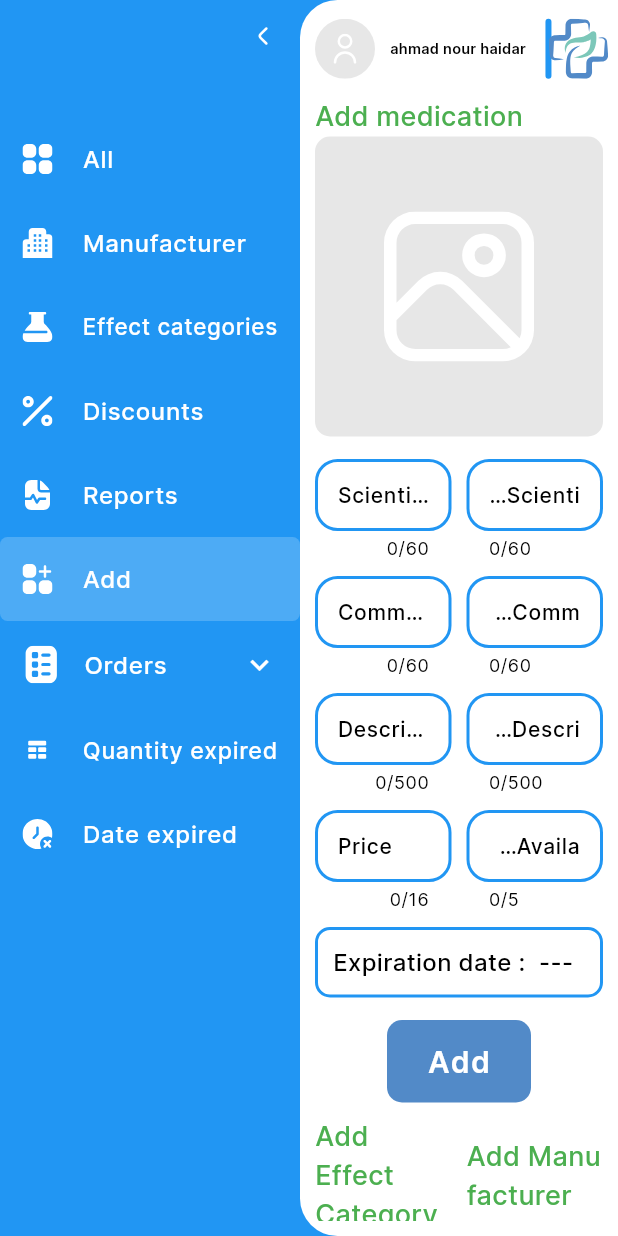
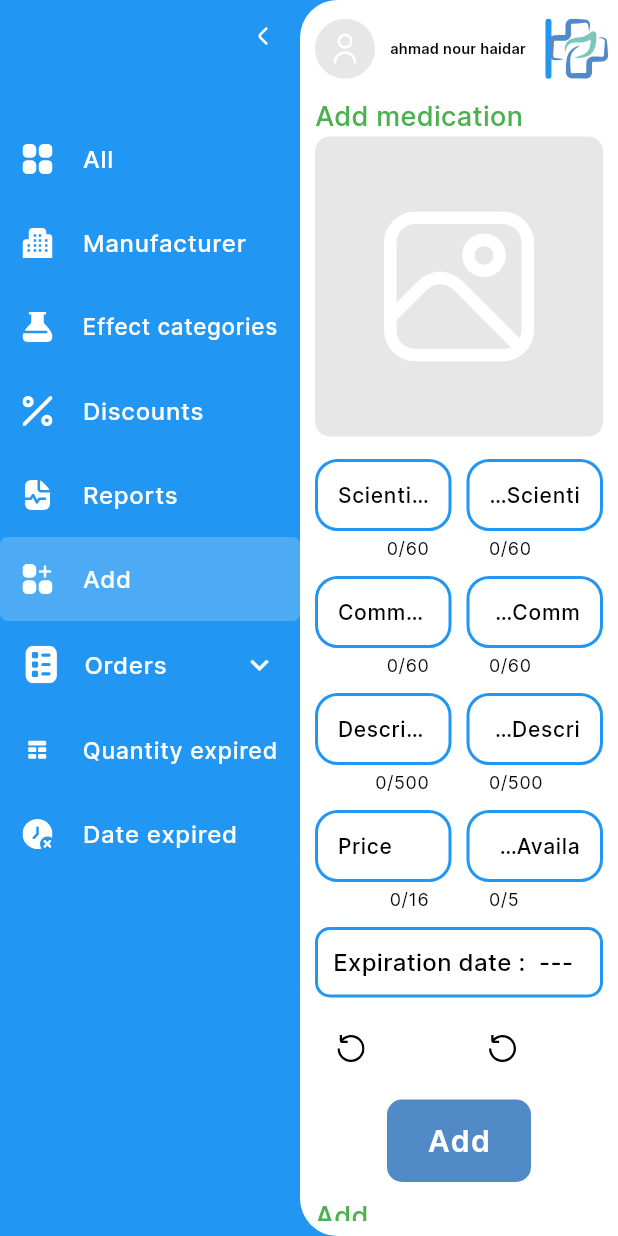
Before and after one commit to Ahmad-Nour-Haidar/pharmageddon-web, a Flutter app: the screen it shows after launch, after a tap on an icon or button, on a phone screen of 412 x 824 dp. Run offline on Flutter 3.47's test engine with Material 3 defaults, Android fonts, the phone set to English and light mode, and no system bars; drawn by our look-alikes of cached_network_image; our stand-ins replace auto_size_text, awesome_dialog, dartz, dio, flutter_bloc, flutter_otp_text_field and 11 more; accounts and stored records are empty; network calls fail; project files that could hold a hidden picture were left out.

Commit message:
add CustomMenu

```diff
--- a/lib/controllers/add_cubit/add_cubit.dart
+++ b/lib/controllers/add_cubit/add_cubit.dart
@@ -1,15 +1,19 @@
 import 'package:flutter/cupertino.dart';
 import 'package:flutter_bloc/flutter_bloc.dart';
 import 'package:pharmageddon_web/controllers/add_cubit/add_state.dart';
+import 'package:pharmageddon_web/core/functions/functions.dart';
 import 'package:pharmageddon_web/core/services/dependency_injection.dart';
 import 'package:pharmageddon_web/data/remote/effect_categories_data.dart';
 import 'package:pharmageddon_web/data/remote/manufacturer_data.dart';
 import 'package:pharmageddon_web/data/remote/medications_data.dart';
 import 'package:pharmageddon_web/model/effect_category_model.dart';
 import 'package:pharmageddon_web/model/manufacturer_model.dart';
+import 'package:pharmageddon_web/print.dart';
 
 import '../../core/constant/app_keys_request.dart';
 import '../../core/constant/app_link.dart';
+import '../../view/widgets/custom_menu.dart';
+import '../../view/widgets/medication/medication_input_form.dart';
 
 class AddCubit extends Cubit<AddState> {
   AddCubit() : super(AddInitialState());
@@ -28,12 +32,33 @@ class AddCubit extends Cubit<AddState> {
     emit(state);
   }
 
+  List<PopupMenuItemModel> get manufacturersData {
+    return List.generate(
+      manufacturers.length,
+      (index) => PopupMenuItemModel(
+        getManufacturerName(manufacturers[index], split: false),
+        manufacturers[index].id.toString(),
+      ),
+    );
+  }
+
+  List<PopupMenuItemModel> get effectCategoriesData {
+    return List.generate(
+      effectCategories.length,
+      (index) => PopupMenuItemModel(
+        getEffectCategoryModelName(effectCategories[index], split: false),
+        effectCategories[index].id.toString(),
+      ),
+    );
+  }
+
   void initial() {
     getDataEffectCategory();
     getDataManufacturer();
   }
 
-  Future<void> getDataEffectCategory() async {
+  Future<void> getDataEffectCategory({bool forceGet = false}) async {
+    if (effectCategories.isNotEmpty && !forceGet) return;
     _update(AddEffectCategoryLoadingState());
     _effectCategoryRemoteData
         .getEffectsCategories(
@@ -43,7 +68,7 @@ class AddCubit extends Cubit<AddState> {
       response.fold((l) {
         _update(AddFailureState(l));
       }, (r) {
-        // printme.printFullText(r);
+        printme.printFullText(r);
         final status = r[AppRKeys.status];
         if (status == 200) {
           final List temp = r[AppRKeys.data][AppRKeys.effect_categories];
@@ -51,12 +76,14 @@ class AddCubit extends Cubit<AddState> {
           effectCategories
               .addAll(temp.map((e) => EffectCategoryModel.fromJson(e)));
         }
+        printme.red(effectCategories.length);
         _update(AddGetEffectCategorySuccessState());
       });
     }).catchError((e) {});
   }
 
-  Future<void> getDataManufacturer() async {
+  Future<void> getDataManufacturer({bool forceGet = false}) async {
+    if (manufacturers.isNotEmpty && !forceGet) return;
     _update(AddGetManufacturerLoadingState());
     _manufacturerRemoteData
         .getManufacturers(
--- a/lib/core/services/dependency_injection.dart
+++ b/lib/core/services/dependency_injection.dart
@@ -62,8 +62,8 @@ class AppInjection {
     getIt.registerLazySingleton(() => ManufacturerCubit());
     getIt.registerLazySingleton(() => EffectCategoryCubit());
     getIt.registerLazySingleton(() => MedicationCubit());
+    getIt.registerLazySingleton(() => AddCubit());
     getIt.registerFactory(() => ReportsCubit());
-    getIt.registerFactory(() => AddCubit());
 
     /// data
     getIt.registerLazySingleton(() => MedicationsRemoteData());
--- a/lib/main.dart
+++ b/lib/main.dart
@@ -6,6 +6,7 @@ import 'package:pharmageddon_web/controllers/home_cubit/home_cubit.dart';
 import 'package:pharmageddon_web/controllers/search_cubit/search_cubit.dart';
 import 'package:pharmageddon_web/model/user_model.dart';
 import 'package:pharmageddon_web/routes.dart';
+import 'controllers/add_cubit/add_cubit.dart';
 import 'controllers/local_controller.dart';
 import 'controllers/manufacturer_cubit/manufacturer_cubit.dart';
 import 'controllers/medication_cubit/medication_cubit.dart';
@@ -59,6 +60,9 @@ class MyApp extends StatelessWidget {
         BlocProvider<EffectCategoryCubit>(
           create: (context) => AppInjection.getIt<EffectCategoryCubit>(),
         ),
+        BlocProvider<AddCubit>(
+          create: (context) => AppInjection.getIt<AddCubit>(),
+        ),
       ],
       child: GetMaterialApp(
         debugShowCheckedModeBanner: false,
--- a/lib/view/screens/add_screen.dart
+++ b/lib/view/screens/add_screen.dart
@@ -17,12 +17,11 @@ class AddScreen extends StatelessWidget {
 
   @override
   Widget build(BuildContext context) {
-    return BlocProvider(
-      create: (context) => AppInjection.getIt<AddCubit>(),
-      child: BlocConsumer<AddCubit, AddState>(
+    final cubit = AddCubit.get(context);
+    cubit.initial();
+    return BlocConsumer<AddCubit, AddState>(
       listener: (context, state) {},
       builder: (context, state) {
-          final cubit = AddCubit.get(context);
         return ListView(
           padding: AppPadding.zero,
           children: [
@@ -31,6 +30,8 @@ class AddScreen extends StatelessWidget {
               physics: const NeverScrollableScrollPhysics(),
               onTapButton: (data, file) {},
               isLoading: false,
+              chooseEffectCategory: true,
+              chooseManufacturer: true,
             ),
             Row(
               children: [
@@ -75,7 +76,6 @@ class AddScreen extends StatelessWidget {
           ],
         );
       },
-      ),
     );
   }
 }
--- /dev/null
+++ b/lib/view/widgets/custom_menu.dart
@@ -0,0 +1,105 @@
+
+
+import 'package:flutter/material.dart';
+import 'package:pharmageddon_web/view/widgets/svg_image.dart';
+
+import '../../core/constant/app_color.dart';
+import '../../core/constant/app_padding.dart';
+import '../../core/constant/app_svg.dart';
+
+class PopupMenuItemModel {
+  final String title, value;
+
+  PopupMenuItemModel(this.title, this.value);
+}
+
+class CustomMenu extends StatefulWidget {
+  const CustomMenu({
+    super.key,
+    required this.title,
+    required this.data,
+    required this.onChange,
+    required this.onTapReload,
+  });
+
+  final List<PopupMenuItemModel> data;
+  final String title;
+  final void Function(String value) onChange;
+  final void Function() onTapReload;
+
+  @override
+  State<CustomMenu> createState() => _CustomMenuState();
+}
+
+class _CustomMenuState extends State<CustomMenu> {
+  var _value = '';
+
+  @override
+  void initState() {
+    initial();
+    super.initState();
+  }
+
+  @override
+  void didUpdateWidget(covariant CustomMenu oldWidget) {
+    initial();
+    super.didUpdateWidget(oldWidget);
+  }
+
+  void initial() {
+    if (widget.data.isEmpty) return;
+    _value = widget.data[0].value;
+    widget.onChange(_value);
+  }
+
+  void onSelected(String value) {
+    setState(() {
+      _value = value;
+    });
+    widget.onChange(_value);
+  }
+
+  String get title {
+    if (widget.data.isEmpty) return '';
+    return widget.data.firstWhere((element) => element.value == _value).title;
+  }
+
+  @override
+  Widget build(BuildContext context) {
+    return Row(
+      children: [
+        if (widget.data.isNotEmpty)
+          Expanded(
+            child: ListTile(
+              contentPadding: AppPadding.zero,
+              title: Text('${widget.title} : $title'),
+              trailing: PopupMenuButton(
+                constraints:
+                const BoxConstraints(maxHeight: 220, maxWidth: 180),
+                itemBuilder: (context) {
+                  return List.generate(
+                    widget.data.length,
+                        (index) => PopupMenuItem(
+                      value: widget.data[index].value,
+                      child: Text(widget.data[index].title),
+                    ),
+                  );
+                },
+                onSelected: onSelected,
+              ),
+            ),
+          ),
+        IconButton(
+          onPressed: widget.onTapReload,
+          icon: const Align(
+            child: SvgImage(
+              path: AppSvg.rotateLeft,
+              color: AppColor.black,
+              size: 18,
+            ),
+          ),
+        ),
+      ],
+    );
+  }
+}
--- a/lib/view/widgets/medication/medication_input_form.dart
+++ b/lib/view/widgets/medication/medication_input_form.dart
@@ -5,10 +5,13 @@ import 'package:flutter/material.dart';
 import 'package:flutter_spinkit/flutter_spinkit.dart';
 import 'package:gap/gap.dart';
 import 'package:get/get.dart';
+import 'package:pharmageddon_web/controllers/add_cubit/add_cubit.dart';
 import 'package:pharmageddon_web/core/constant/app_keys_request.dart';
+import 'package:pharmageddon_web/core/constant/app_svg.dart';
 import 'package:pharmageddon_web/core/extensions/translate_numbers.dart';
 import 'package:pharmageddon_web/print.dart';
 import 'package:pharmageddon_web/view/widgets/custom_button.dart';
+import 'package:pharmageddon_web/view/widgets/svg_image.dart';
 import 'package:pharmageddon_web/view/widgets/text_input.dart';
 
 import '../../../core/class/image_helper.dart';
@@ -21,6 +24,7 @@ import '../../../core/resources/app_text_theme.dart';
 import '../../../core/services/dependency_injection.dart';
 import '../../../model/medication_model.dart';
 import '../build_row_two_widgets.dart';
+import '../custom_menu.dart';
 import '../get_image_from_url_and_memory.dart';
 
 class MedicationInputForm extends StatefulWidget {
@@ -30,12 +34,14 @@ class MedicationInputForm extends StatefulWidget {
     required this.isLoading,
     this.medicationModel,
     this.physics,
+    this.chooseEffectCategory = false,
+    this.chooseManufacturer = false,
   });
 
   final MedicationModel? medicationModel;
   final ScrollPhysics? physics;
   final void Function(Map<String, Object?> data, File? file) onTapButton;
-  final bool isLoading;
+  final bool isLoading, chooseManufacturer, chooseEffectCategory;
 
   @override
   State<MedicationInputForm> createState() => _MedicationInputFormState();
@@ -56,6 +62,9 @@ class _MedicationInputFormState extends State<MedicationInputForm> {
   File? _pickedImage;
   Uint8List? _webImage;
   MedicationModel? _model;
+
+  // this to when add medicine
+  String? manufacturerId, effectCategoryId;
 
   @override
   void initState() {
@@ -133,12 +142,13 @@ class _MedicationInputFormState extends State<MedicationInputForm> {
 
   @override
   Widget build(BuildContext context) {
+    printme.magenta(AppInjection.getIt<AddCubit>().effectCategoriesData.length);
     return Form(
       key: _formKey,
       child: Directionality(
         textDirection: TextDirection.ltr,
         child: ListView(
-          physics: widget.physics ?? const AlwaysScrollableScrollPhysics(),
+          physics: widget.physics,
           shrinkWrap: true,
           children: [
             GetImageFromUrlAndMemory(
@@ -256,7 +266,37 @@ class _MedicationInputFormState extends State<MedicationInputForm> {
                 ),
               ),
             ),
-            const Gap(15),
+            const Gap(10),
+            Row(
+              children: [
+                if (widget.chooseEffectCategory)
+                  Expanded(
+                    child: CustomMenu(
+                      title: AppText.effectCategories.tr,
+                      data: AppInjection.getIt<AddCubit>().effectCategoriesData,
+                      onChange: (newValue) {
+                        effectCategoryId = newValue;
+                      },
+                      onTapReload: () => AppInjection.getIt<AddCubit>()
+                          .getDataEffectCategory(forceGet: true),
+                    ),
+                  ),
+                const Gap(10),
+                if (widget.chooseManufacturer)
+                  Expanded(
+                    child: CustomMenu(
+                      title: AppText.manufacturer.tr,
+                      data: AppInjection.getIt<AddCubit>().manufacturersData,
+                      onChange: (newValue) {
+                        manufacturerId = newValue;
+                      },
+                      onTapReload: () => AppInjection.getIt<AddCubit>()
+                          .getDataManufacturer(forceGet: true),
+                    ),
+                  ),
+              ],
+            ),
+            const Gap(10),
             Row(
               children: [
                 const Expanded(child: SizedBox()),
```
Lines whose indentation alone changed are shown as unchanged.
